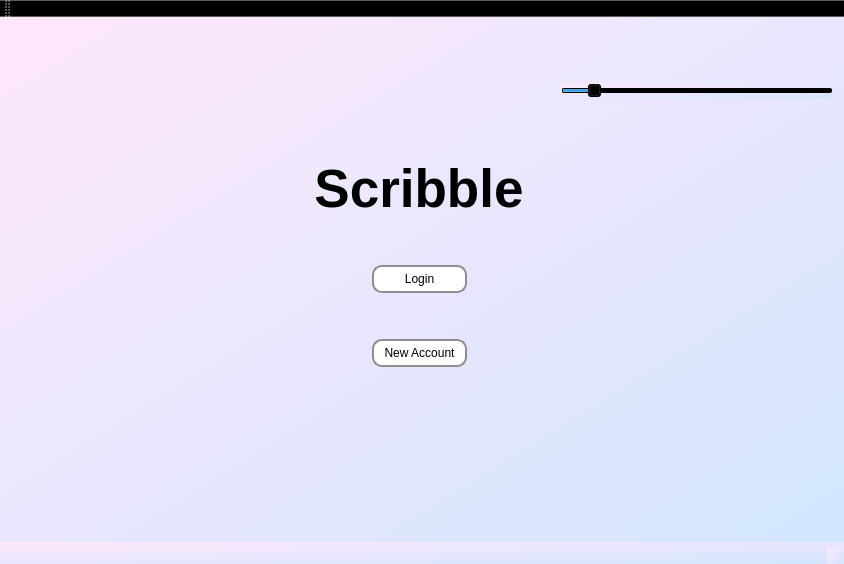
Old version of the form Skribbl App/ClientGUI/clientgui.ui in the repository codralexandra/ProjectModernCpp-Particular-Science.
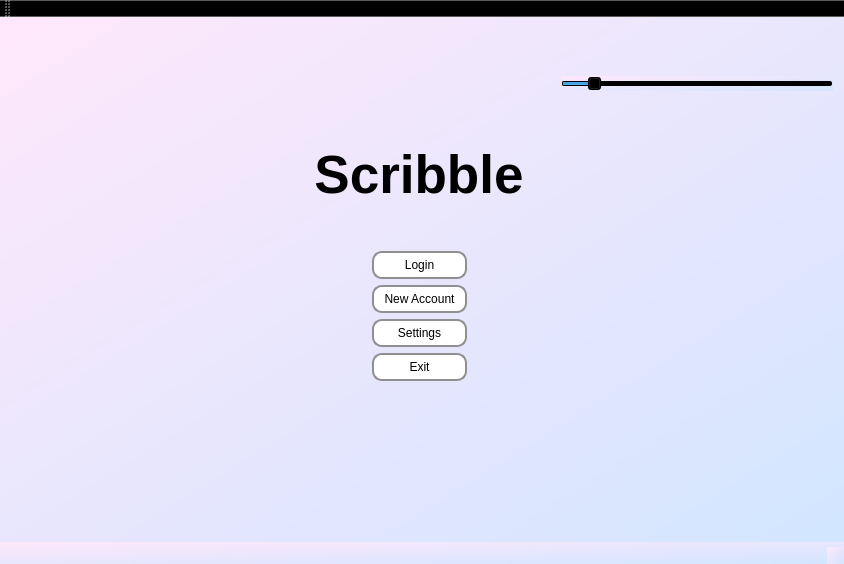
New version of the form.

Commit message: Added Exit Button to ClientGUI start window

```diff
--- a/Skribbl App/ClientGUI/clientgui.ui
+++ b/Skribbl App/ClientGUI/clientgui.ui
@@ -135,19 +135,6 @@
             </property>
            </widget>
           </item>
-          <item>
-           <spacer name="verticalSpacer">
-            <property name="orientation">
-             <enum>Qt::Vertical</enum>
-            </property>
-            <property name="sizeHint" stdset="0">
-             <size>
-              <width>20</width>
-              <height>40</height>
-             </size>
-            </property>
-           </spacer>
-          </item>
           <item>
            <widget class="QPushButton" name="startRegisterButton">
             <property name="styleSheet">
@@ -173,7 +160,55 @@
            </widget>
           </item>
           <item>
-           <spacer name="verticalSpacer_2">
+           <widget class="QPushButton" name="settingsButton">
+            <property name="styleSheet">
+             <string notr="true">#settingsButton {
+    background-color: white;
+    border: 2px solid #8f8f91;
+    border-radius: 10px;
+    padding: 5px 10px;
+}
+
+#settingsButton:hover {
+    background-color: #d3d3d3;
+}
+
+#settingsButton:pressed {
+    background-color: #a9a9a9; 
+    border: 2px solid #686868; 
+}</string>
+            </property>
+            <property name="text">
+             <string>Settings</string>
+            </property>
+           </widget>
+          </item>
+          <item>
+           <widget class="QPushButton" name="exitButton">
+            <property name="styleSheet">
+             <string notr="true">#exitButton {
+    background-color: white;
+    border: 2px solid #8f8f91;
+    border-radius: 10px;
+    padding: 5px 10px;
+}
+
+#exitButton:hover {
+    background-color: #d3d3d3;
+}
+
+#exitButton:pressed {
+    background-color: #a9a9a9; 
+    border: 2px solid #686868; 
+}</string>
+            </property>
+            <property name="text">
+             <string>Exit</string>
+            </property>
+           </widget>
+          </item>
+          <item>
+           <spacer name="verticalSpacer_6">
             <property name="orientation">
              <enum>Qt::Vertical</enum>
             </property>
```
The commit also changes 2 other files.
